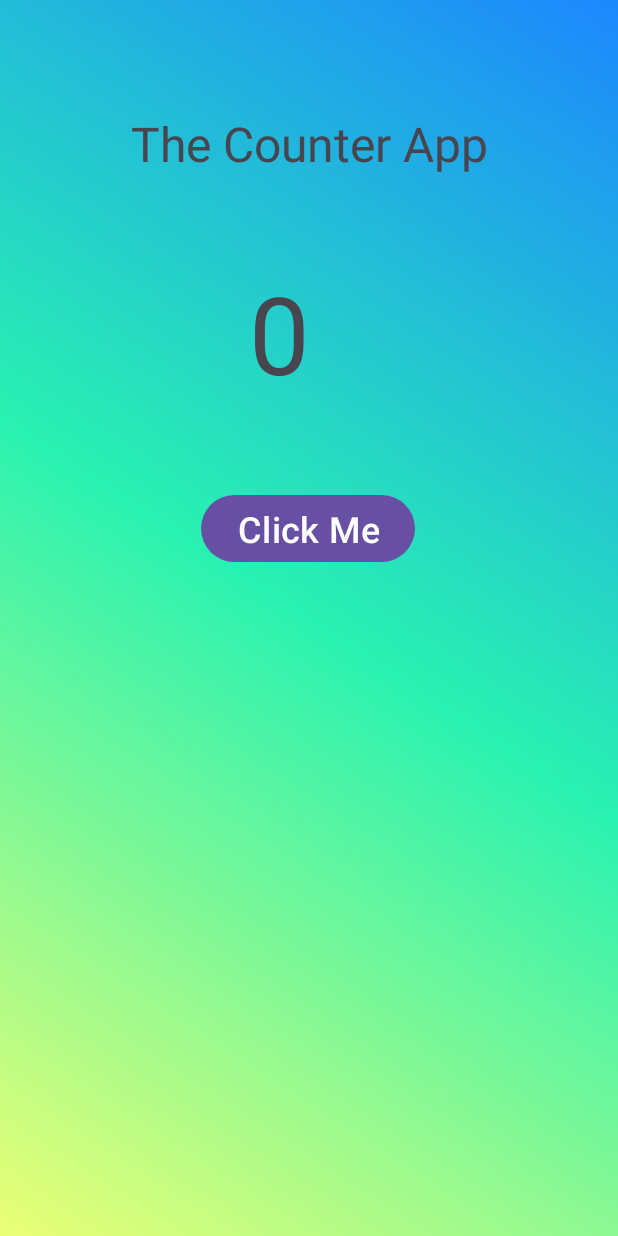
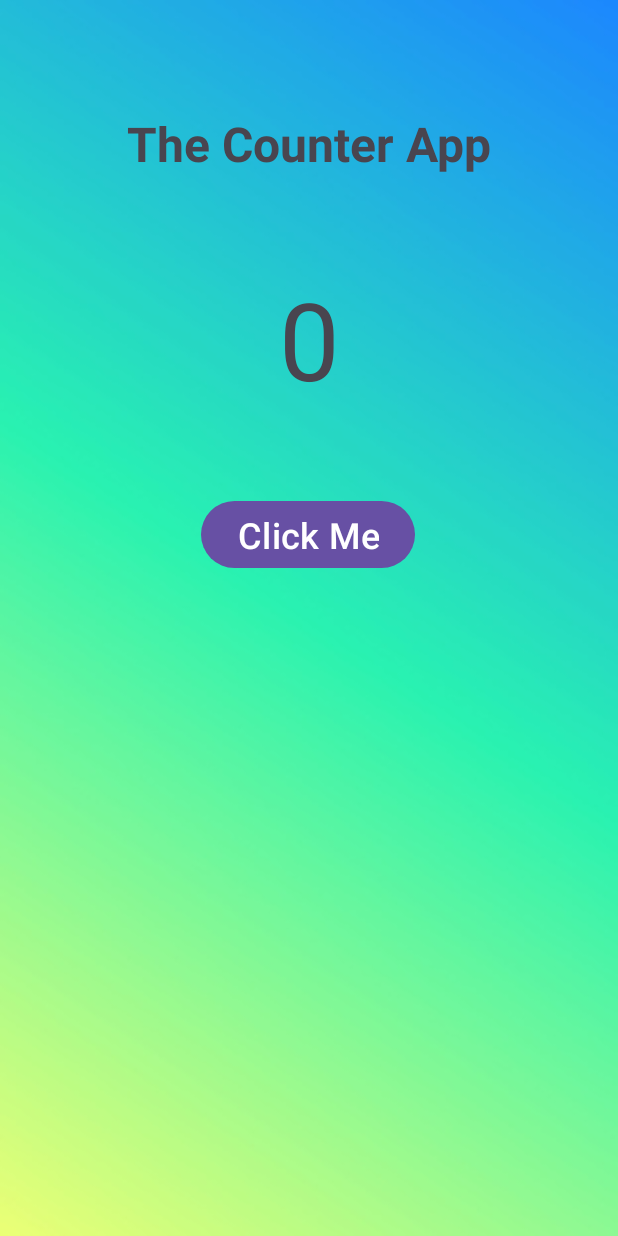
Before and after one commit to Vaibhavbansal15/Android_APPs, an Android app: the screen it shows after launch (MainActivity), on a phone screen of 412 x 824 dp. Run offline under Robolectric (Android 15) with nearby library versions, the phone set to English and light mode, and no system bars.

Commit message:
Fixed the Display problem in Counter App

```diff
--- a/CounterApp/app/src/main/res/layout/activity_main.xml
+++ b/CounterApp/app/src/main/res/layout/activity_main.xml
@@ -14,6 +14,7 @@
         android:layout_marginTop="74dp"
         android:text="The Counter App"
         android:textSize="32dp"
+        android:textStyle="bold"
         app:layout_constraintEnd_toEndOf="parent"
         app:layout_constraintStart_toStartOf="parent"
         app:layout_constraintTop_toTopOf="parent" />
@@ -22,10 +23,10 @@
         android:id="@+id/counter_text"
         android:layout_width="wrap_content"
         android:layout_height="wrap_content"
-        android:layout_marginStart="166dp"
-        android:layout_marginTop="56dp"
+        android:layout_marginTop="60dp"
         android:text="0"
         android:textSize="72sp"
+        app:layout_constraintEnd_toEndOf="parent"
         app:layout_constraintStart_toStartOf="parent"
         app:layout_constraintTop_toBottomOf="@+id/welcome_text" />
 
```
